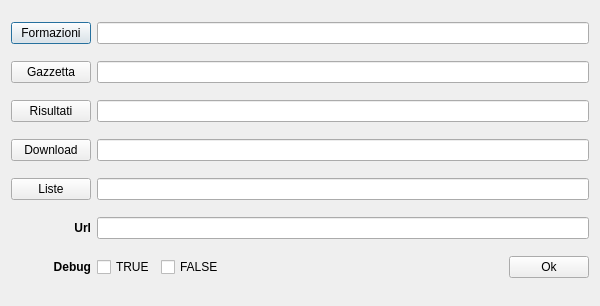
Old version of the form src/IniFilePopulator.ui in the repository wdastru/FantaCalcGui.
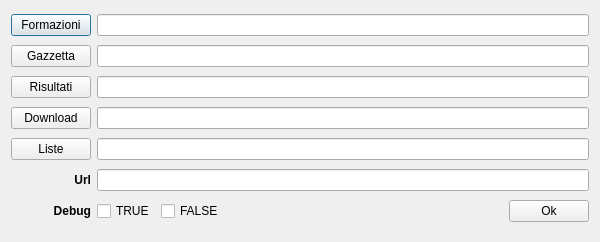
New version of the form.

The edit to the form file:
```diff
--- a/src/IniFilePopulator.ui
+++ b/src/IniFilePopulator.ui
@@ -10,7 +10,7 @@
     <x>0</x>
     <y>0</y>
     <width>600</width>
-    <height>306</height>
+    <height>242</height>
    </rect>
   </property>
   <property name="sizePolicy">
```
